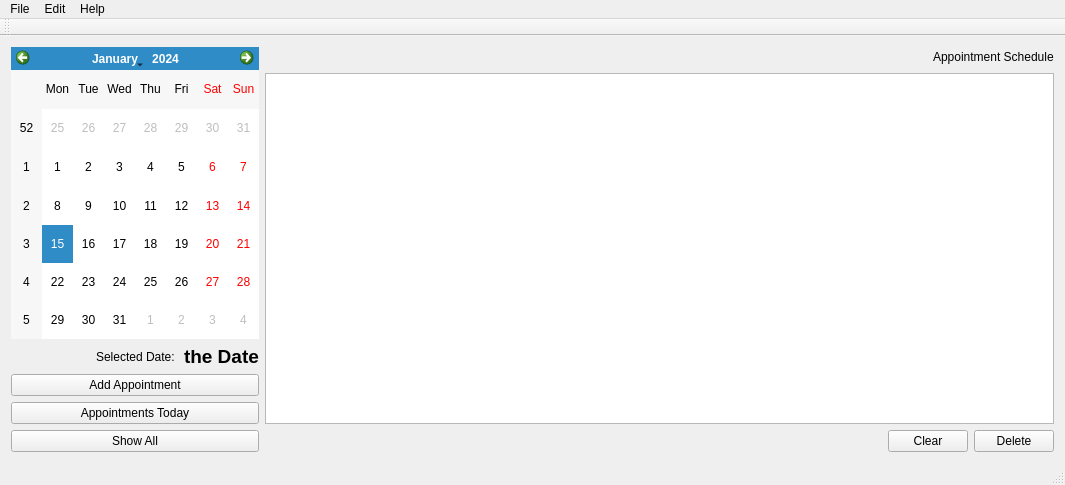
The window that lxqt-organizer/mainwindow.ui (lxqt/organizer) describes before a commit, drawn with Qt 5.
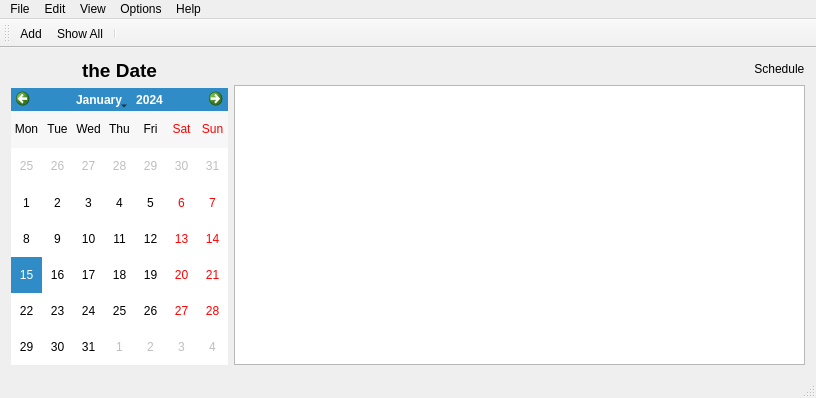
The same window after the commit. Icons and pictures are not drawn.

Commit message: model-view code refactored plus dbus session messages

```diff
--- a/lxqt-organizer/mainwindow.ui
+++ b/lxqt-organizer/mainwindow.ui
@@ -6,8 +6,8 @@
    <rect>
     <x>0</x>
     <y>0</y>
-    <width>1065</width>
-    <height>485</height>
+    <width>816</width>
+    <height>398</height>
    </rect>
   </property>
   <property name="windowTitle">
@@ -18,66 +18,31 @@
     <item row="0" column="0">
      <layout class="QVBoxLayout" name="verticalLayout">
       <item>
-       <widget class="QCalendarWidget" name="calendarWidget"/>
-      </item>
-      <item>
-       <layout class="QHBoxLayout" name="horizontalLayout">
-        <item>
-         <spacer name="horizontalSpacer">
-          <property name="orientation">
-           <enum>Qt::Horizontal</enum>
-          </property>
-          <property name="sizeHint" stdset="0">
-           <size>
-            <width>40</width>
-            <height>20</height>
-           </size>
-          </property>
-         </spacer>
-        </item>
-        <item>
-         <widget class="QLabel" name="labelDate">
-          <property name="text">
-           <string>Selected Date: </string>
-          </property>
-         </widget>
-        </item>
-        <item>
-         <widget class="QLabel" name="labelSelectedDate">
-          <property name="font">
-           <font>
-            <pointsize>14</pointsize>
-            <weight>75</weight>
-            <bold>true</bold>
-           </font>
-          </property>
-          <property name="text">
-           <string>the Date</string>
-          </property>
-         </widget>
-        </item>
-       </layout>
-      </item>
-      <item>
-       <widget class="QPushButton" name="pushButtonAddAppointment">
+       <widget class="QLabel" name="labelSelectedDate">
+        <property name="font">
+         <font>
+          <pointsize>14</pointsize>
+          <weight>75</weight>
+          <bold>true</bold>
+         </font>
+        </property>
         <property name="text">
-         <string>Add Appointment</string>
+         <string>the Date</string>
         </property>
+        <property name="alignment">
+         <set>Qt::AlignCenter</set>
+        </property>
        </widget>
       </item>
       <item>
-       <widget class="QPushButton" name="pushButtonAppointmentToday">
-        <property name="text">
-         <string>Appointments Today</string>
+       <widget class="QCalendarWidget" name="calendarWidget">
+        <property name="verticalHeaderFormat">
+         <enum>QCalendarWidget::NoVerticalHeader</enum>
         </property>
        </widget>
       </item>
       <item>
-       <widget class="QPushButton" name="pushButtonShowAll">
-        <property name="text">
-         <string>Show All</string>
-        </property>
-       </widget>
+       <layout class="QHBoxLayout" name="horizontalLayout"/>
       </item>
      </layout>
     </item>
@@ -103,7 +68,7 @@
           <item>
            <widget class="QLabel" name="labelAppointmentSchedule">
             <property name="text">
-             <string>Appointment Schedule</string>
+             <string> Schedule</string>
             </property>
            </widget>
           </item>
@@ -114,37 +79,6 @@
       <item>
        <widget class="QListView" name="listView"/>
       </item>
-      <item>
-       <layout class="QHBoxLayout" name="horizontalLayout_3">
-        <item>
-         <spacer name="horizontalSpacer_3">
-          <property name="orientation">
-           <enum>Qt::Horizontal</enum>
-          </property>
-          <property name="sizeHint" stdset="0">
-           <size>
-            <width>40</width>
-            <height>20</height>
-           </size>
-          </property>
-         </spacer>
-        </item>
-        <item>
-         <widget class="QPushButton" name="pushButtonClear">
-          <property name="text">
-           <string>Clear</string>
-          </property>
-         </widget>
-        </item>
-        <item>
-         <widget class="QPushButton" name="pushButtonDelete">
-          <property name="text">
-           <string>Delete</string>
-          </property>
-         </widget>
-        </item>
-       </layout>
-      </item>
      </layout>
     </item>
    </layout>
@@ -154,7 +88,7 @@
     <rect>
      <x>0</x>
      <y>0</y>
-     <width>1065</width>
+     <width>816</width>
      <height>29</height>
     </rect>
    </property>
@@ -176,8 +110,24 @@
     </property>
     <addaction name="actionAbout"/>
    </widget>
+   <widget class="QMenu" name="menuOptiions">
+    <property name="title">
+     <string>Options</string>
+    </property>
+    <addaction name="actionNotifications"/>
+    <addaction name="actionCalendar_Grid"/>
+    <addaction name="actionCalendar_Weeks"/>
+   </widget>
+   <widget class="QMenu" name="menuShow">
+    <property name="title">
+     <string>View</string>
+    </property>
+    <addaction name="actionShow_All"/>
+   </widget>
    <addaction name="menuFile"/>
    <addaction name="menuEdit"/>
+   <addaction name="menuShow"/>
+   <addaction name="menuOptiions"/>
    <addaction name="menuHelp"/>
   </widget>
   <widget class="QToolBar" name="mainToolBar">
@@ -187,6 +137,9 @@
    <attribute name="toolBarBreak">
     <bool>false</bool>
    </attribute>
+   <addaction name="actionAdd"/>
+   <addaction name="actionShow_All"/>
+   <addaction name="separator"/>
   </widget>
   <widget class="QStatusBar" name="statusBar"/>
   <action name="actionAbout">
@@ -204,6 +157,64 @@
     <string>Delete All</string>
    </property>
   </action>
+  <action name="actionNotifications">
+   <property name="checkable">
+    <bool>true</bool>
+   </property>
+   <property name="checked">
+    <bool>true</bool>
+   </property>
+   <property name="text">
+    <string>Notifications</string>
+   </property>
+  </action>
+  <action name="actionClear_List">
+   <property name="text">
+    <string>Clear List</string>
+   </property>
+  </action>
+  <action name="actionCalendar_Grid">
+   <property name="checkable">
+    <bool>true</bool>
+   </property>
+   <property name="checked">
+    <bool>true</bool>
+   </property>
+   <property name="text">
+    <string>Calendar Grid</string>
+   </property>
+  </action>
+  <action name="actionCalendar_Weeks">
+   <property name="checkable">
+    <bool>true</bool>
+   </property>
+   <property name="text">
+    <string>Calendar Weeks</string>
+   </property>
+  </action>
+  <action name="actionShow_All">
+   <property name="icon">
+    <iconset>
+     <normalon>:/new/svg/icons/view.svg</normalon>
+    </iconset>
+   </property>
+   <property name="text">
+    <string>Show All</string>
+   </property>
+  </action>
+  <action name="actionAdd">
+   <property name="icon">
+    <iconset>
+     <normalon>:/new/svg/icons/add.svg</normalon>
+    </iconset>
+   </property>
+   <property name="text">
+    <string>Add</string>
+   </property>
+   <property name="toolTip">
+    <string>Add Event</string>
+   </property>
+  </action>
  </widget>
  <layoutdefault spacing="6" margin="11"/>
  <resources/>
```
Left out of the diff: 4 changed lines with no effect on the pictures. The commit also changes 35 other files.
